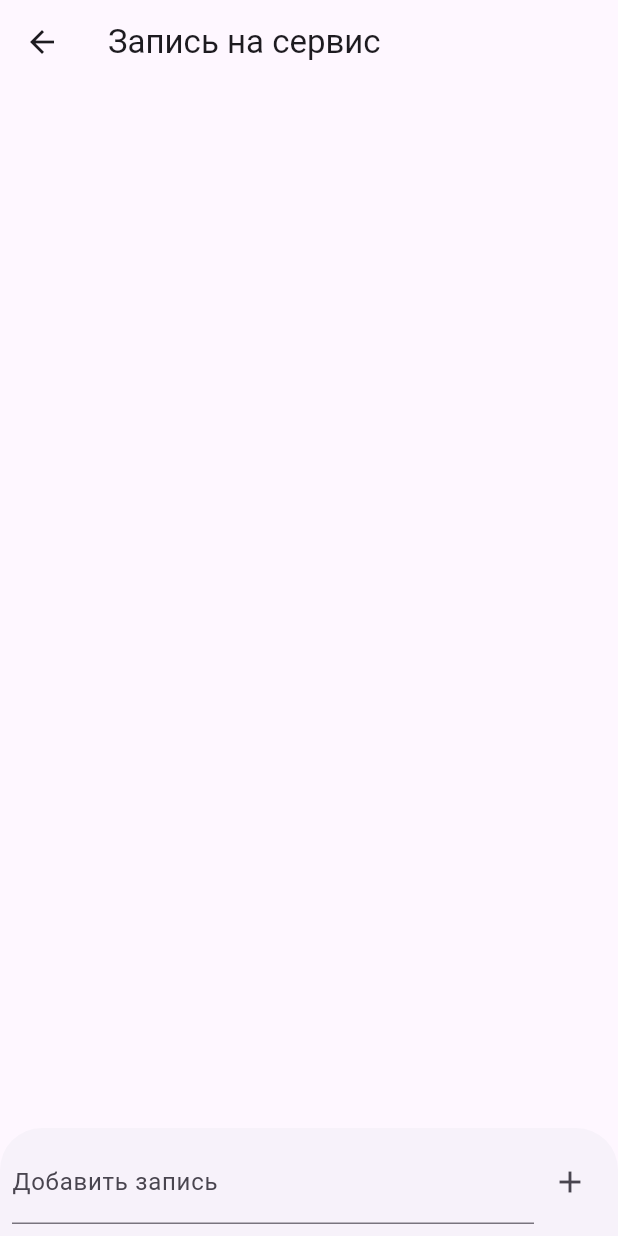
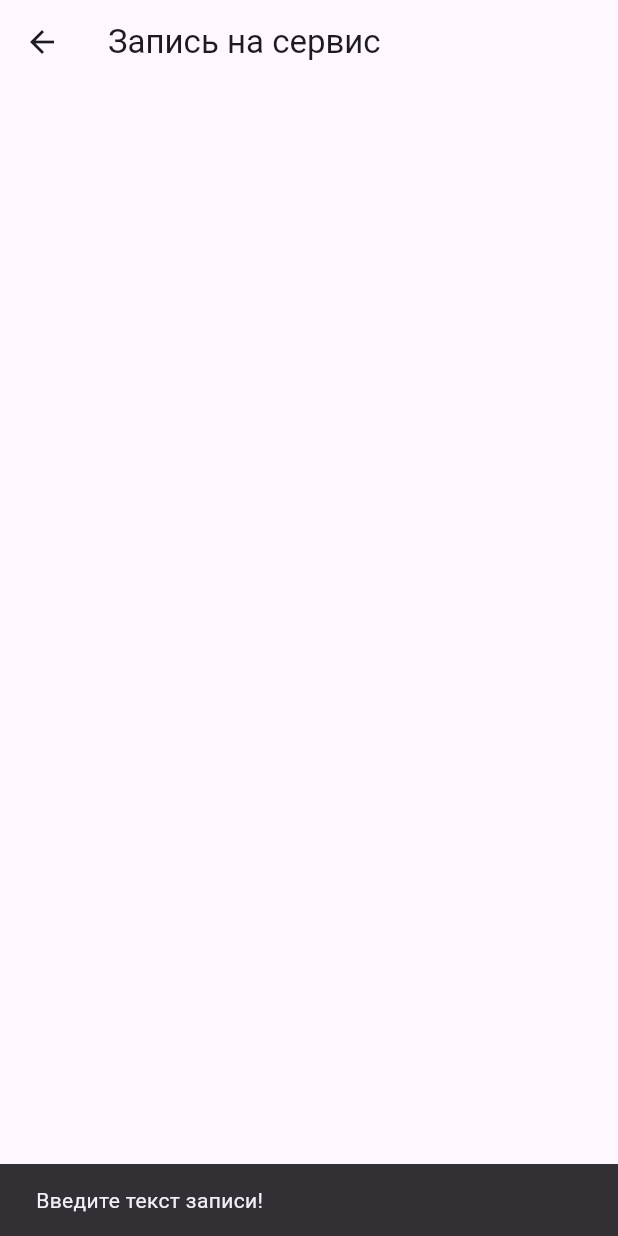
Before and after one commit to dan1183/bimmer_motors, a Flutter app: the BookingScreen screen opened by its route, after a tap on the "add" icon, on a phone screen of 412 x 824 dp. Run offline on Flutter 3.47's test engine with Material 3 defaults, Android fonts, the phone set to English and light mode, and no system bars.

Commit message:
Внесены изменения в файл «booking_screen.dart», добавлен платформеннозависимый функционал.

```diff
--- a/lib/booking_screen.dart
+++ b/lib/booking_screen.dart
@@ -1,3 +1,6 @@
+import 'dart:io';
+
+import 'package:flutter/foundation.dart';
 import 'package:flutter/material.dart';
 
 class BookingScreen extends StatefulWidget {
@@ -8,61 +11,112 @@ class BookingScreen extends StatefulWidget {
 }
 
 class _BookingScreenState extends State<BookingScreen> {
-  List<String> bookings = [];
-  final TextEditingController _controller = TextEditingController();
+  List<String> bookings = []; // Список для хранения записей
+  final TextEditingController _controller = TextEditingController(); // Контроллер для текстового поля
 
   void _addBooking() {
-    if (_controller.text.isNotEmpty) {
+    final newBooking = _controller.text.trim(); // Убираем пробелы с начала и конца
+    if (newBooking.isNotEmpty) {
       setState(() {
-        bookings.add(_controller.text);
-        _controller.clear();
+        bookings.add(newBooking); // Добавляем запись в список
+        _controller.clear(); // Очищаем текстовое поле
       });
+
+      // Уведомление для Android
+      if (kIsWeb || Platform.isAndroid) { // Проверяем, является ли платформа вебом или Android
+        ScaffoldMessenger.of(context).showSnackBar(
+          SnackBar(
+            content: Text('Запись "$newBooking" добавлена!'),
+            duration: const Duration(seconds: 2),
+          ),
+        );
+      }
+    } else {
+      // Сообщение об ошибке, если текстовое поле пустое
+      ScaffoldMessenger.of(context).showSnackBar(
+        const SnackBar(
+          content: Text('Введите текст записи!'),
+          duration: Duration(seconds: 2),
+        ),
+      );
     }
   }
 
   void _removeBooking(int index) {
     setState(() {
-      bookings.removeAt(index);
+      bookings.removeAt(index); // Удаляем запись по индексу
+    });
+  }
+
+  void _clearBookings() {
+    setState(() {
+      bookings.clear(); // Очищаем все записи
     });
   }
 
   @override
   Widget build(BuildContext context) {
+    // Определяем платформу
+    bool isWeb = kIsWeb;
+    bool isWindows = !isWeb && !kIsWeb && (Platform.isWindows); // Проверка на Windows
+    bool isMobile = !isWeb && (Platform.isAndroid || Platform.isIOS); // Проверка на мобильные платформы
+
     return Scaffold(
       appBar: AppBar(
         title: const Text('Запись на сервис'),
       ),
-      body: ListView.builder(
+      body: Column( // Используем Column для размещения элементов
+        children: [
+          Expanded(
+            child: ListView.builder(
               itemCount: bookings.length,
               itemBuilder: (context, index) {
                 return ListTile(
                   title: Text(bookings[index]),
                   trailing: IconButton(
                     icon: const Icon(Icons.delete),
-              onPressed: () => _removeBooking(index),
+                    onPressed: () => _removeBooking(index), // Удаляем запись по нажатию
                   ),
+                  tileColor: isWeb ? Colors.grey[300] : null, // Цвет фона для веба
                 );
               },
             ),
-      bottomSheet: Padding(
+          ),
+          Padding(
             padding: const EdgeInsets.all(8.0),
             child: Row(
               children: [
                 Expanded(
                   child: TextField(
                     controller: _controller,
-                decoration: const InputDecoration(
-                  labelText: 'Добавить запись',
+                    decoration: InputDecoration(
+                      labelText: isWeb
+                          ? 'Добавить запись (веб)'
+                          : 'Добавить запись',
+                      border: isWeb
+                          ? OutlineInputBorder()
+                          : const UnderlineInputBorder(), // Разные стили для веба
                     ),
+                    onSubmitted: (_) => _addBooking(), // Добавление записи по нажатию Enter
                   ),
                 ),
                 IconButton(
                   icon: const Icon(Icons.add),
-              onPressed: _addBooking,
+                  onPressed: _addBooking, // Добавляем запись по нажатию
                 ),
               ],
             ),
           ),
+          if (isWindows) // Кнопка очистки списка записей только для Windows
+            Padding(
+              padding: const EdgeInsets.symmetric(vertical: 8.0),
+              child: ElevatedButton(
+                onPressed: _clearBookings,
+                child: const Text('Очистить все записи'),
+              ),
+            ),
+        ],
+      ),
     );
   }
 }
--- a/lib/main.dart
+++ b/lib/main.dart
@@ -11,7 +11,6 @@ void main() {
 
 class MyApp extends StatelessWidget {
   const MyApp({super.key});
-
   @override
   Widget build(BuildContext context) {
     return MaterialApp(
@@ -25,5 +24,8 @@ class MyApp extends StatelessWidget {
         '/reviews': (context) => const ReviewsScreen(),
       },
     );
+
+
+
   }
 }
--- a/lib/reviews_screen.dart
+++ b/lib/reviews_screen.dart
@@ -1,3 +1,6 @@
+import 'dart:io';
+
+import 'package:flutter/foundation.dart';
 import 'package:flutter/material.dart';
 
 class ReviewsScreen extends StatefulWidget {
@@ -28,6 +31,13 @@ class _ReviewsScreenState extends State<ReviewsScreen> {
 
   @override
   Widget build(BuildContext context) {
+    if (Platform.isAndroid) {
+      // код для Android
+    } else if (Platform.isIOS) {
+      // код для iOS
+    } else if (kIsWeb) {
+      // код для веб-приложения
+    }
     return Scaffold(
       appBar: AppBar(
         title: const Text('Отзывы'),
```
Lines whose indentation alone changed are shown as unchanged.
